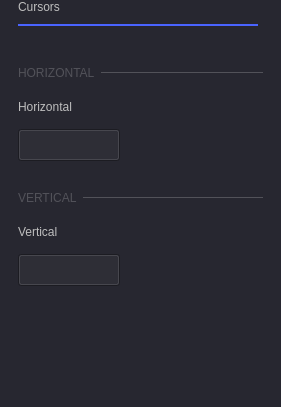
First picture: the form in ui/cursors_settings.ui, repository analogdevicesinc/scopy, before the edit.
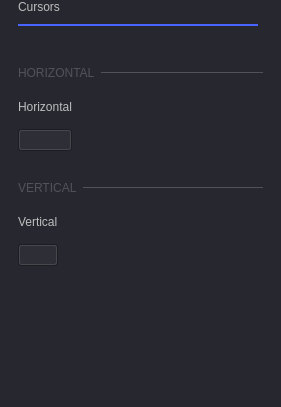
Second picture: the form after the edit. Icons and pictures are not drawn. Custom widgets are drawn as their Qt base class.

Commit message: Cursor Settings: Make ON/OFF buttons animated

What changed in the file:
```diff
--- a/ui/cursors_settings.ui
+++ b/ui/cursors_settings.ui
@@ -177,33 +177,7 @@
       <number>15</number>
      </property>
      <item row="1" column="0">
-      <widget class="QPushButton" name="hCursorsEnable">
-       <property name="styleSheet">
-        <string notr="true">QPushButton {
-  min-height: 30px;
-  max-height: 30px;
-  min-width: 100px;
-  max-width: 100px;
-}
-
-QPushButton:checked {
-  border-image: url(:/icons/switch_on.png);
-}
-QPushButton:!checked {
-  border-image: url(:/icons/switch_off.png);
-}
-
-QPushButton:checked:disabled {
-  border-image: url(:/icons/switch_on_disabled.png);
-}
-QPushButton:!checked:disabled {
-  border-image: url(:/icons/switch_off_disabled.png);
-}
-</string>
-       </property>
-       <property name="text">
-        <string/>
-       </property>
+      <widget class="adiscope::CustomSwitch" name="hCursorsEnable">
        <property name="checkable">
         <bool>true</bool>
        </property>
@@ -312,33 +286,7 @@
       <number>15</number>
      </property>
      <item row="2" column="0">
-      <widget class="QPushButton" name="vCursorsEnable">
-       <property name="styleSheet">
-        <string notr="true">QPushButton {
-  min-height: 30px;
-  max-height: 30px;
-  min-width: 100px;
-  max-width: 100px;
-}
-
-QPushButton:checked {
-  border-image: url(:/icons/switch_on.png);
-}
-QPushButton:!checked {
-  border-image: url(:/icons/switch_off.png);
-}
-
-QPushButton:checked:disabled {
-  border-image: url(:/icons/switch_on_disabled.png);
-}
-QPushButton:!checked:disabled {
-  border-image: url(:/icons/switch_off_disabled.png);
-}
-</string>
-       </property>
-       <property name="text">
-        <string/>
-       </property>
+      <widget class="adiscope::CustomSwitch" name="vCursorsEnable">
        <property name="checkable">
         <bool>true</bool>
        </property>
@@ -409,6 +357,13 @@
    </item>
   </layout>
  </widget>
+ <customwidgets>
+  <customwidget>
+   <class>adiscope::CustomSwitch</class>
+   <extends>QPushButton</extends>
+   <header>customSwitch.hpp</header>
+  </customwidget>
+ </customwidgets>
  <resources/>
  <connections/>
 </ui>
```
